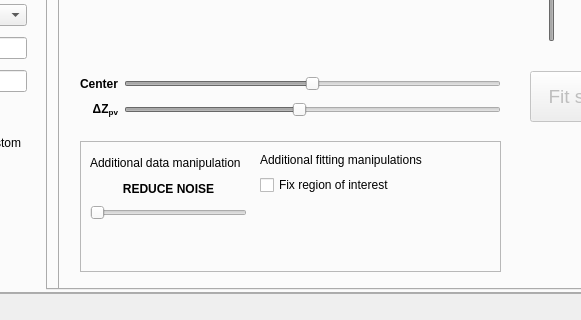
The window that window.ui (RadoslawDeska/python_project) describes before a commit, drawn with Qt 5; both pictures show x 359 to 940 and y 516 to 836 of the 1340 by 836 pixel window.
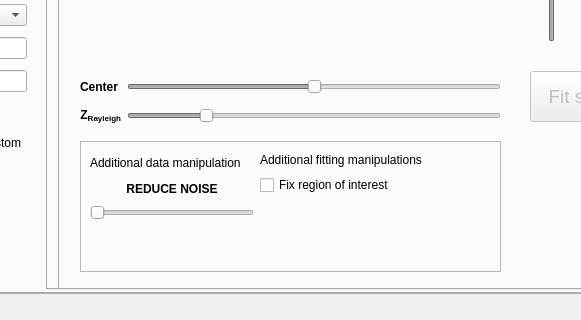
The same window after the commit.

Diff of the .ui file:
```diff
--- a/window.ui
+++ b/window.ui
@@ -1569,7 +1569,7 @@
              <x>20</x>
              <y>380</y>
              <width>421</width>
-             <height>52</height>
+             <height>62</height>
             </rect>
            </property>
            <layout class="QGridLayout" name="gridLayout_5">
@@ -1599,11 +1599,12 @@
              <widget class="QLabel" name="label_44">
               <property name="font">
                <font>
+                <weight>75</weight>
                 <bold>true</bold>
                </font>
               </property>
               <property name="text">
-               <string>&lt;html&gt;&lt;head/&gt;&lt;body&gt;&lt;p align=&quot;right&quot;&gt;ΔZ&lt;span style=&quot; vertical-align:sub;&quot;&gt;pv&lt;/span&gt;&lt;/p&gt;&lt;/body&gt;&lt;/html&gt;</string>
+               <string>&lt;html&gt;&lt;head/&gt;&lt;body&gt;&lt;p align=&quot;right&quot;&gt;Z&lt;span style=&quot; vertical-align:sub;&quot;&gt;Rayleigh&lt;/span&gt;&lt;/p&gt;&lt;/body&gt;&lt;/html&gt;</string>
               </property>
              </widget>
             </item>
@@ -1616,26 +1617,30 @@
                <string>This slider controls the width of the curve, but other sliders may influence apparent width as well.</string>
               </property>
               <property name="minimum">
-               <number>1</number>
+               <number>0</number>
               </property>
               <property name="maximum">
-               <number>85</number>
+               <number>2000</number>
               </property>
               <property name="pageStep">
                <number>1</number>
               </property>
               <property name="value">
-               <number>40</number>
+               <number>400</number>
               </property>
               <property name="orientation">
                <enum>Qt::Horizontal</enum>
               </property>
+              <property name="tickPosition">
+               <enum>QSlider::NoTicks</enum>
+              </property>
              </widget>
             </item>
             <item row="0" column="0">
              <widget class="QLabel" name="label_45">
               <property name="font">
                <font>
+                <weight>75</weight>
                 <bold>true</bold>
                </font>
               </property>
@@ -2296,7 +2301,7 @@
              <rect>
               <x>180</x>
               <y>10</y>
-              <width>171</width>
+              <width>177</width>
               <height>44</height>
              </rect>
             </property>
@@ -2325,7 +2330,7 @@
              <rect>
               <x>10</x>
               <y>11</y>
-              <width>157</width>
+              <width>164</width>
               <height>68</height>
              </rect>
             </property>
@@ -2341,6 +2346,7 @@
               <widget class="QLabel" name="label_67">
                <property name="font">
                 <font>
+                 <weight>75</weight>
                  <bold>true</bold>
                 </font>
                </property>
```
Left out of the diff: 52 changed lines with no effect on the pictures.
